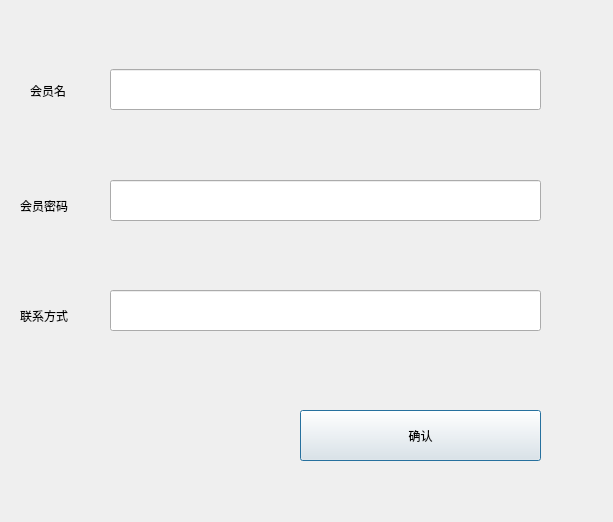
Type3limit/EasyManager, file customeradddialog.ui: the form before one commit.
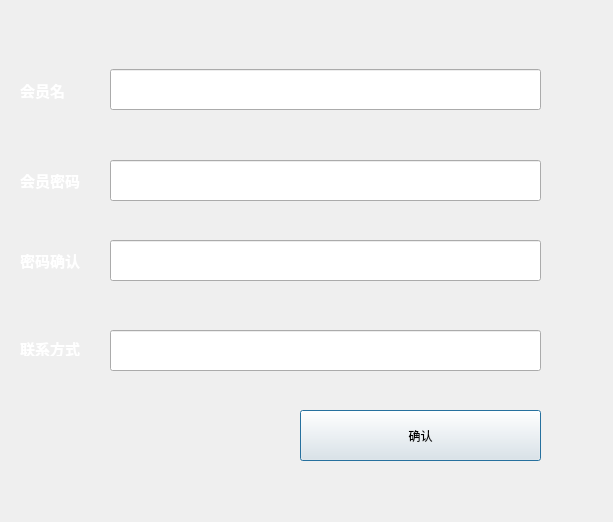
The form after the commit. Icons and pictures are not drawn.

```diff
--- a/customeradddialog.ui
+++ b/customeradddialog.ui
@@ -23,12 +23,19 @@
    </size>
   </property>
   <property name="windowTitle">
-   <string>Dialog</string>
+   <string>EasyManager-CustomerAdd</string>
+  </property>
+  <property name="styleSheet">
+   <string notr="true">QDialog{background-image:url(&quot;:/Theme/BackImage/DialogBack_1.jpg&quot;);}
+QLabel{
+font:bold 15px;
+color:white
+}</string>
   </property>
   <widget class="QLabel" name="label">
    <property name="geometry">
     <rect>
-     <x>30</x>
+     <x>20</x>
      <y>70</y>
      <width>81</width>
      <height>41</height>
@@ -42,9 +49,9 @@
    <property name="geometry">
     <rect>
      <x>20</x>
-     <y>200</y>
-     <width>54</width>
-     <height>12</height>
+     <y>170</y>
+     <width>71</width>
+     <height>21</height>
     </rect>
    </property>
    <property name="text">
@@ -55,9 +62,9 @@
    <property name="geometry">
     <rect>
      <x>20</x>
-     <y>310</y>
-     <width>54</width>
-     <height>12</height>
+     <y>340</y>
+     <width>71</width>
+     <height>16</height>
     </rect>
    </property>
    <property name="text">
@@ -78,17 +85,20 @@
    <property name="geometry">
     <rect>
      <x>110</x>
-     <y>180</y>
+     <y>160</y>
      <width>431</width>
      <height>41</height>
     </rect>
    </property>
+   <property name="echoMode">
+    <enum>QLineEdit::Password</enum>
+   </property>
   </widget>
   <widget class="QLineEdit" name="ContanctEdit">
    <property name="geometry">
     <rect>
      <x>110</x>
-     <y>290</y>
+     <y>330</y>
      <width>431</width>
      <height>41</height>
     </rect>
@@ -107,6 +117,32 @@
     <string>确认</string>
    </property>
   </widget>
+  <widget class="QLineEdit" name="ConfirmEdit">
+   <property name="geometry">
+    <rect>
+     <x>110</x>
+     <y>240</y>
+     <width>431</width>
+     <height>41</height>
+    </rect>
+   </property>
+   <property name="echoMode">
+    <enum>QLineEdit::Password</enum>
+   </property>
+  </widget>
+  <widget class="QLabel" name="label_4">
+   <property name="geometry">
+    <rect>
+     <x>20</x>
+     <y>250</y>
+     <width>71</width>
+     <height>21</height>
+    </rect>
+   </property>
+   <property name="text">
+    <string>密码确认</string>
+   </property>
+  </widget>
  </widget>
  <resources/>
  <connections/>
```
